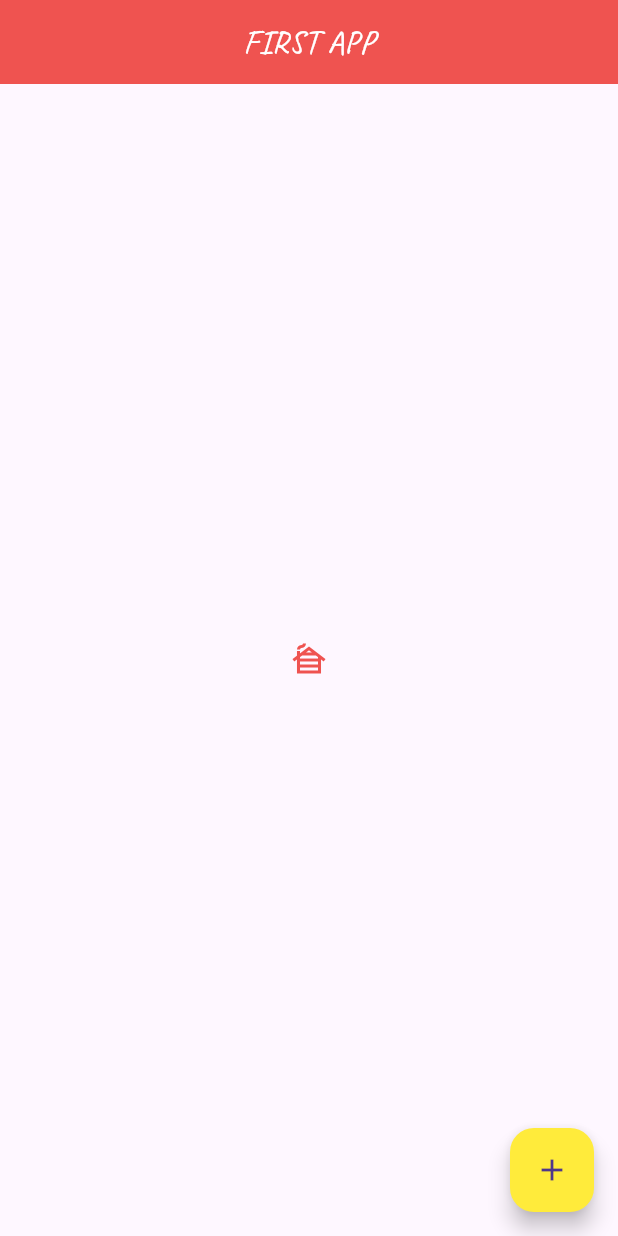
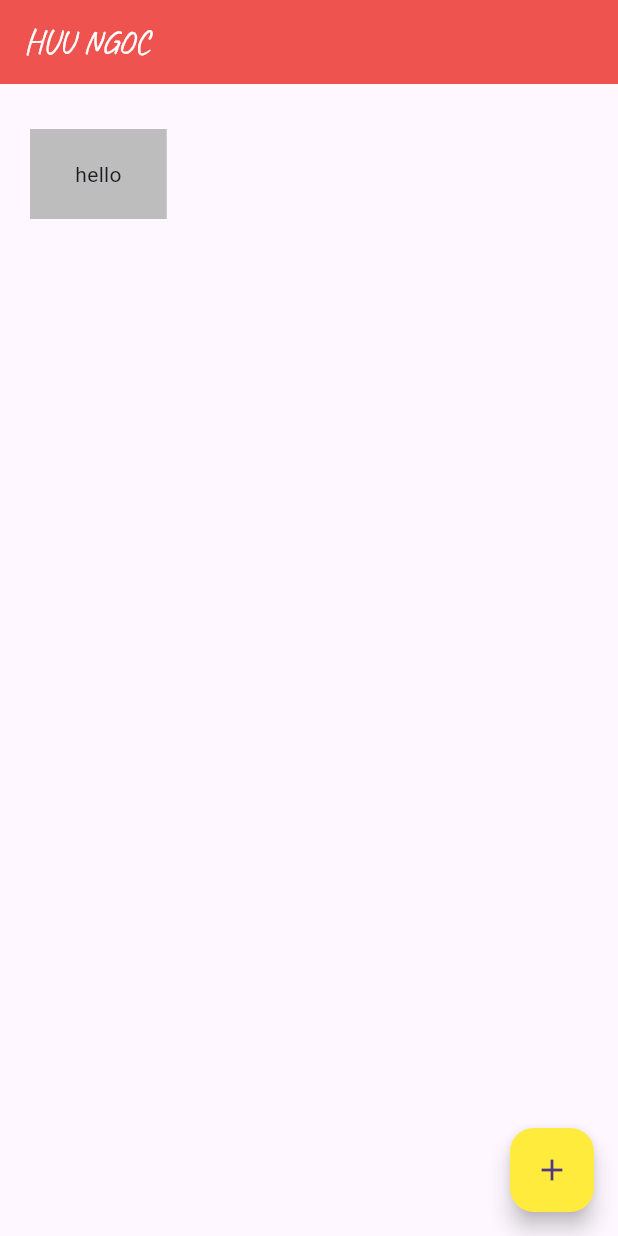
Before and after one commit to huungocc/just_run, a Flutter app: the screen it shows after launch, on a phone screen of 412 x 824 dp. Run offline on Flutter 3.47's test engine with Material 3 defaults, Android fonts, the light colour scheme and no system bars.

Commit message:
Containers & Padding

```diff
--- a/lib/main.dart
+++ b/lib/main.dart
@@ -12,52 +12,20 @@ class Home extends StatelessWidget {
     return Scaffold(
       appBar: AppBar(
         title: Text(
-          'FIRST APP',
+          'HUU NGOC',
           style: TextStyle(
             fontFamily: 'Caveat Variable',
             color: Colors.white,
           ),
         ),
-        centerTitle: true,
+        //centerTitle: true,
         backgroundColor: Colors.red[400],
       ),
-      body: Center(
-        child:
-          ////TextButton(
-          // ElevatedButton(
-          //   onPressed: () {
-          //     print('clicked');
-          //   },
-          //   style: ElevatedButton.styleFrom(
-          //     backgroundColor: Colors.red[400],
-          //   ),
-          //   child: Text(
-          //     'Please Click!',
-          //     style: TextStyle(
-          //       fontFamily: 'Caveat Variable',
-          //       fontSize: 20,
-          //       color: Colors.black,
-          //     ),
-          //   ),
-          // ),
-
-          // ElevatedButton.icon(
-          //   onPressed: () {},
-          //   icon: Icon(Icons.cabin),
-          //   label: Text('cabin', style: TextStyle(color: Colors.white)),
-          //   style: ElevatedButton.styleFrom(
-          //     backgroundColor: Colors.red[400],
-          //     iconColor: Colors.white
-          //   ),
-          // ),
-
-        IconButton(
-          onPressed: () {
-            print('Cabin');
-          },
-          icon: Icon(Icons.cabin),
-          color: Colors.red[400],
-        )
+      body: Container(
+        color: Colors.grey[400],
+        child: Text('hello'),
+        margin: EdgeInsets.fromLTRB(20, 30, 40, 30),
+        padding: EdgeInsets.symmetric(vertical: 20, horizontal: 30),
       ),
       floatingActionButton: FloatingActionButton(
         backgroundColor: Colors.yellow,
```
